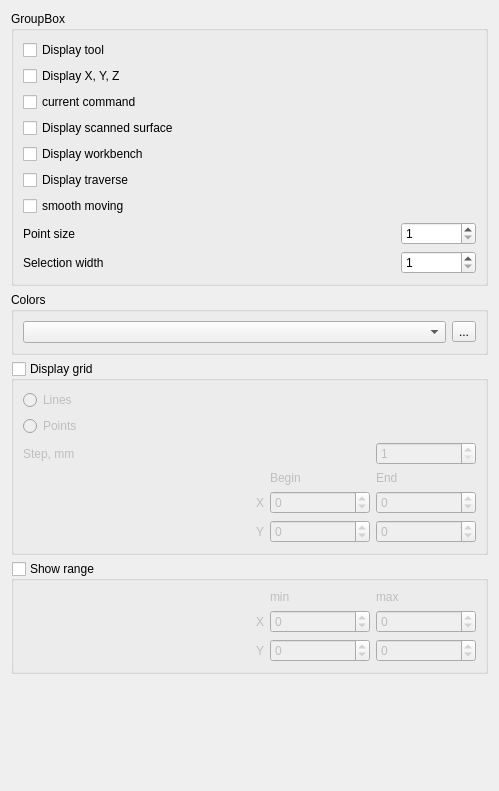
Qt form sources/forms/sVis.ui (eduard-x/cnc-qt) before a commit.
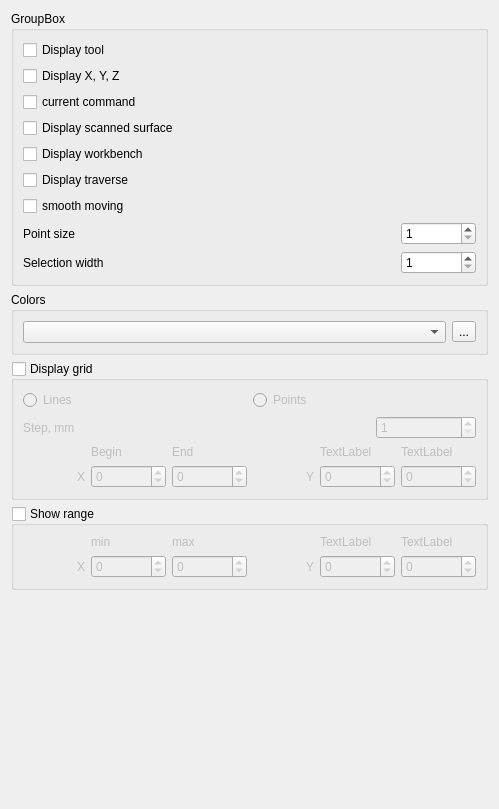
The same form after that commit.

Commit message: parser params gui

Patch:
```diff
--- a/sources/forms/sVis.ui
+++ b/sources/forms/sVis.ui
@@ -7,7 +7,7 @@
     <x>0</x>
     <y>0</y>
     <width>499</width>
-    <height>791</height>
+    <height>809</height>
    </rect>
   </property>
   <property name="windowTitle">
@@ -238,10 +238,47 @@
       <bool>false</bool>
      </property>
      <layout class="QGridLayout" name="gridLayout_16">
-      <item row="0" column="0">
-       <widget class="QRadioButton" name="radioButtonLines">
+      <item row="4" column="4">
+       <widget class="QSpinBox" name="spinBoxBeginY">
+        <property name="minimumSize">
+         <size>
+          <width>75</width>
+          <height>0</height>
+         </size>
+        </property>
+        <property name="maximumSize">
+         <size>
+          <width>100</width>
+          <height>35</height>
+         </size>
+        </property>
+        <property name="minimum">
+         <number>-100</number>
+        </property>
+        <property name="maximum">
+         <number>100</number>
+        </property>
+       </widget>
+      </item>
+      <item row="4" column="3">
+       <widget class="QLabel" name="label_24">
+        <property name="sizePolicy">
+         <sizepolicy hsizetype="Minimum" vsizetype="Preferred">
+          <horstretch>0</horstretch>
+          <verstretch>0</verstretch>
+         </sizepolicy>
+        </property>
+        <property name="minimumSize">
+         <size>
+          <width>45</width>
+          <height>0</height>
+         </size>
+        </property>
         <property name="text">
-         <string>Lines</string>
+         <string>Y</string>
+        </property>
+        <property name="alignment">
+         <set>Qt::AlignRight|Qt::AlignTrailing|Qt::AlignVCenter</set>
         </property>
        </widget>
       </item>
@@ -325,51 +362,7 @@
         </property>
        </widget>
       </item>
-      <item row="5" column="0">
-       <widget class="QLabel" name="label_24">
-        <property name="sizePolicy">
-         <sizepolicy hsizetype="Minimum" vsizetype="Preferred">
-          <horstretch>0</horstretch>
-          <verstretch>0</verstretch>
-         </sizepolicy>
-        </property>
-        <property name="minimumSize">
-         <size>
-          <width>45</width>
-          <height>0</height>
-         </size>
-        </property>
-        <property name="text">
-         <string>Y</string>
-        </property>
-        <property name="alignment">
-         <set>Qt::AlignRight|Qt::AlignTrailing|Qt::AlignVCenter</set>
-        </property>
-       </widget>
-      </item>
-      <item row="5" column="1">
-       <widget class="QSpinBox" name="spinBoxBeginY">
-        <property name="minimumSize">
-         <size>
-          <width>75</width>
-          <height>0</height>
-         </size>
-        </property>
-        <property name="maximumSize">
-         <size>
-          <width>100</width>
-          <height>35</height>
-         </size>
-        </property>
-        <property name="minimum">
-         <number>-100</number>
-        </property>
-        <property name="maximum">
-         <number>100</number>
-        </property>
-       </widget>
-      </item>
-      <item row="5" column="2">
+      <item row="4" column="5">
        <widget class="QSpinBox" name="spinBoxEndY">
         <property name="minimumSize">
          <size>
@@ -391,14 +384,7 @@
         </property>
        </widget>
       </item>
-      <item row="1" column="0">
-       <widget class="QRadioButton" name="radioButtonPoints">
-        <property name="text">
-         <string>Points</string>
-        </property>
-       </widget>
-      </item>
-      <item row="2" column="0" colspan="3">
+      <item row="2" column="0" colspan="6">
        <layout class="QHBoxLayout" name="horizontalLayout_3">
         <item>
          <widget class="QLabel" name="labelStep">
@@ -434,6 +420,34 @@
         </item>
        </layout>
       </item>
+      <item row="0" column="0" colspan="3">
+       <widget class="QRadioButton" name="radioButtonLines">
+        <property name="text">
+         <string>Lines</string>
+        </property>
+       </widget>
+      </item>
+      <item row="0" column="3" colspan="3">
+       <widget class="QRadioButton" name="radioButtonPoints">
+        <property name="text">
+         <string>Points</string>
+        </property>
+       </widget>
+      </item>
+      <item row="3" column="4">
+       <widget class="QLabel" name="labelBeginY">
+        <property name="text">
+         <string>TextLabel</string>
+        </property>
+       </widget>
+      </item>
+      <item row="3" column="5">
+       <widget class="QLabel" name="labelEndY">
+        <property name="text">
+         <string>TextLabel</string>
+        </property>
+       </widget>
+      </item>
      </layout>
     </widget>
    </item>
@@ -455,25 +469,25 @@
       <bool>false</bool>
      </property>
      <layout class="QGridLayout" name="gridLayout_18">
-      <item row="2" column="1">
-       <widget class="QSpinBox" name="spinBoxMinY">
+      <item row="1" column="3">
+       <widget class="QLabel" name="label_26">
+        <property name="sizePolicy">
+         <sizepolicy hsizetype="Minimum" vsizetype="Preferred">
+          <horstretch>0</horstretch>
+          <verstretch>0</verstretch>
+         </sizepolicy>
+        </property>
         <property name="minimumSize">
          <size>
-          <width>75</width>
+          <width>45</width>
           <height>0</height>
          </size>
         </property>
-        <property name="maximumSize">
-         <size>
-          <width>100</width>
-          <height>35</height>
-         </size>
+        <property name="text">
+         <string>Y</string>
         </property>
-        <property name="minimum">
-         <number>-100</number>
-        </property>
-        <property name="maximum">
-         <number>100</number>
+        <property name="alignment">
+         <set>Qt::AlignRight|Qt::AlignTrailing|Qt::AlignVCenter</set>
         </property>
        </widget>
       </item>
@@ -557,29 +571,29 @@
         </property>
        </widget>
       </item>
-      <item row="2" column="0">
-       <widget class="QLabel" name="label_26">
-        <property name="sizePolicy">
-         <sizepolicy hsizetype="Minimum" vsizetype="Preferred">
-          <horstretch>0</horstretch>
-          <verstretch>0</verstretch>
-         </sizepolicy>
-        </property>
+      <item row="1" column="4">
+       <widget class="QSpinBox" name="spinBoxMinY">
         <property name="minimumSize">
          <size>
-          <width>45</width>
+          <width>75</width>
           <height>0</height>
          </size>
         </property>
-        <property name="text">
-         <string>Y</string>
+        <property name="maximumSize">
+         <size>
+          <width>100</width>
+          <height>35</height>
+         </size>
         </property>
-        <property name="alignment">
-         <set>Qt::AlignRight|Qt::AlignTrailing|Qt::AlignVCenter</set>
+        <property name="minimum">
+         <number>-100</number>
+        </property>
+        <property name="maximum">
+         <number>100</number>
         </property>
        </widget>
       </item>
-      <item row="2" column="2">
+      <item row="1" column="5">
        <widget class="QSpinBox" name="spinBoxMaxY">
         <property name="minimumSize">
          <size>
@@ -601,6 +615,20 @@
         </property>
        </widget>
       </item>
+      <item row="0" column="4">
+       <widget class="QLabel" name="labelMinY">
+        <property name="text">
+         <string>TextLabel</string>
+        </property>
+       </widget>
+      </item>
+      <item row="0" column="5">
+       <widget class="QLabel" name="labelMaxY">
+        <property name="text">
+         <string>TextLabel</string>
+        </property>
+       </widget>
+      </item>
      </layout>
     </widget>
    </item>
```
Left out of the diff: 8 changed lines with no effect on the pictures. The commit also changes 7 other files.
